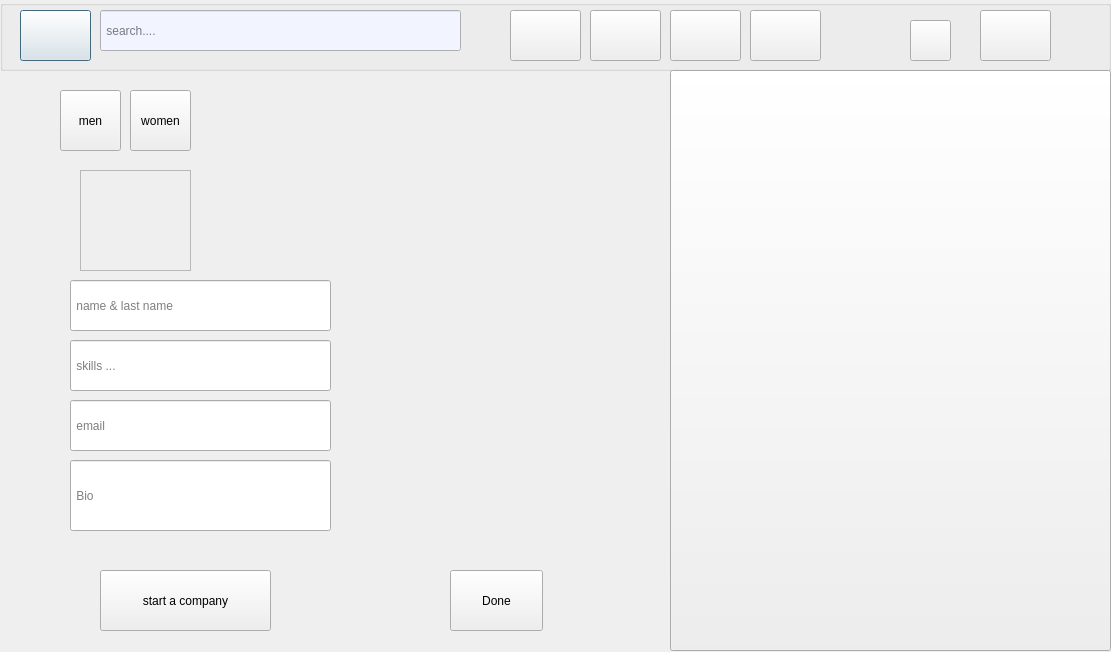
This is work-main (1)/work-main/work-main/work-main/MainProjectPhase1-master/MainProjectPhase1-main/mepage.ui in f8477/work as Qt 5 draws it before an edit. The edited form follows.
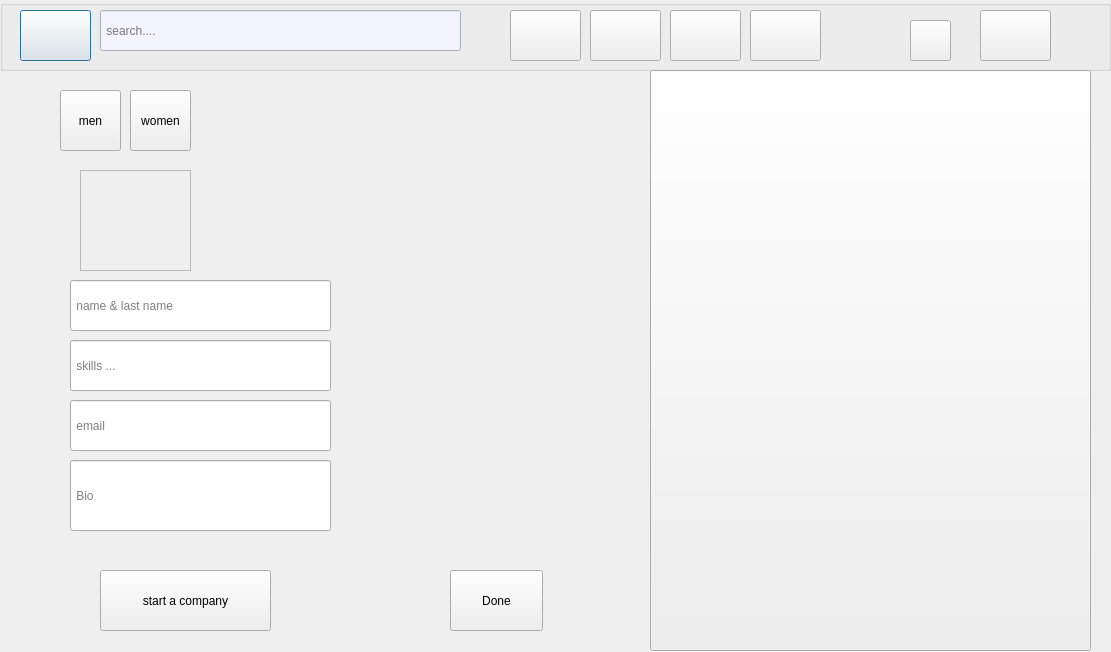
This is the edited form. Icons and pictures are not drawn.

```diff
--- a/work-main (1)/work-main/work-main/work-main/MainProjectPhase1-master/MainProjectPhase1-main/mepage.ui
+++ b/work-main (1)/work-main/work-main/work-main/MainProjectPhase1-master/MainProjectPhase1-main/mepage.ui
@@ -163,7 +163,7 @@
   <widget class="QPushButton" name="pushButton_2">
    <property name="geometry">
     <rect>
-     <x>670</x>
+     <x>650</x>
      <y>70</y>
      <width>441</width>
      <height>581</height>
```
